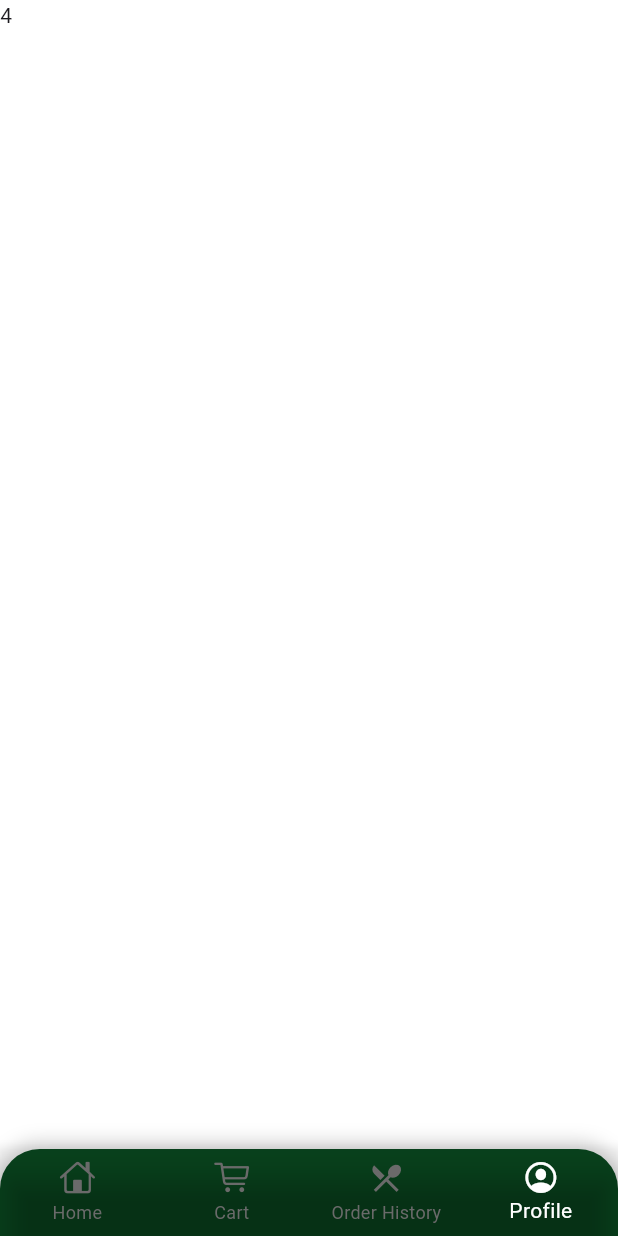
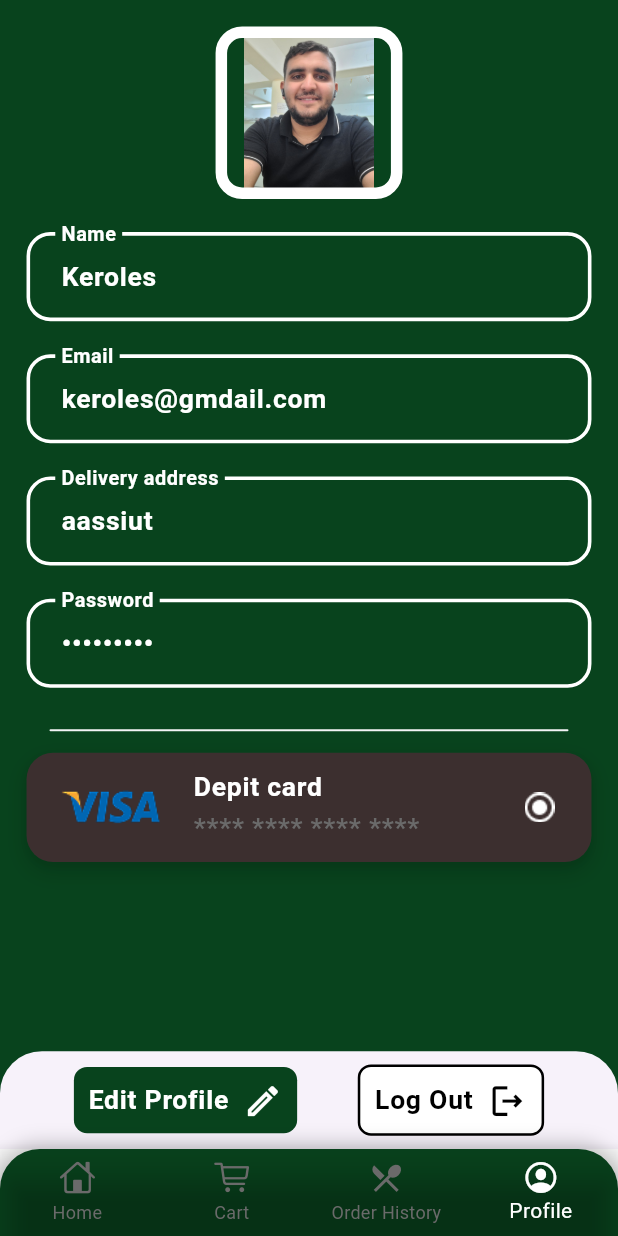
Before and after one commit to SWE-Keroles-Hany/hungry-app, a Flutter app: the screen it shows after launch, item 4 of the bottom bar chosen, on a phone screen of 412 x 824 dp. Run offline on Flutter 3.47's test engine with Material 3 defaults, Android fonts, the phone set to English and light mode, and no system bars; our stand-ins replace flutter_screenutil, flutter_svg; project files that could hold a hidden picture were left out.

Commit message:
profile tab ui

```diff
--- a/lib/features/checkout/presentation/widgets/custom_divider.dart
+++ b/lib/features/checkout/presentation/widgets/custom_divider.dart
@@ -9,7 +9,11 @@ class CustomDivider extends StatelessWidget {
   Widget build(BuildContext context) {
     return Padding(
       padding: EdgeInsets.symmetric(vertical: 8.h, horizontal: 16.w),
-      child: Divider(color: color, thickness: 2.h),
+      child: Divider(
+        radius: BorderRadius.circular(4.r),
+        color: color,
+        thickness: 1.5.h,
+      ),
     );
   }
 }
--- /dev/null
+++ b/lib/features/profile/presentation/screens/profile_tab.dart
@@ -0,0 +1,80 @@
+import 'package:flutter/material.dart';
+import 'package:flutter_screenutil/flutter_screenutil.dart';
+import 'package:hungry_app/core/theme/app_theme.dart';
+import 'package:hungry_app/features/checkout/presentation/widgets/custom_divider.dart';
+import 'package:hungry_app/features/checkout/presentation/widgets/visa_method.dart';
+import 'package:hungry_app/features/profile/presentation/widgets/edit_profile_button.dart';
+import 'package:hungry_app/features/profile/presentation/widgets/logout_button.dart';
+import 'package:hungry_app/features/profile/presentation/widgets/profile_info.dart';
+import 'package:hungry_app/features/profile/presentation/widgets/profile_picture.dart';
+
+class ProfileTab extends StatefulWidget {
+  const ProfileTab({super.key});
+
+  @override
+  State<ProfileTab> createState() => _ProfileTabState();
+}
+
+class _ProfileTabState extends State<ProfileTab> {
+  final TextEditingController nameController = TextEditingController(
+    text: "Keroles",
+  );
+
+  final TextEditingController emailController = TextEditingController(
+    text: "keroles@gmdail.com",
+  );
+
+  final TextEditingController addressController = TextEditingController(
+    text: "aassiut",
+  );
+
+  final TextEditingController passwordController = TextEditingController(
+    text: "0123221s1",
+  );
+
+  @override
+  Widget build(BuildContext context) {
+    final textTheme = Theme.of(context).textTheme;
+    return Scaffold(
+      backgroundColor: AppTheme.primaryColor,
+      body: Padding(
+        padding: EdgeInsets.all(20.r),
+        child: Column(
+          children: [
+            ProfilePicture(imgURL: "assets/images/profile.jpg"),
+            SizedBox(height: 25.h),
+            ProfileInfo(label: "Name", controller: nameController),
+            SizedBox(height: 25.h),
+            ProfileInfo(label: "Email", controller: emailController),
+            SizedBox(height: 25.h),
+            ProfileInfo(
+              label: "Delivery address",
+              controller: addressController,
+            ),
+            SizedBox(height: 25.h),
+            ProfileInfo(
+              label: "Password",
+              controller: passwordController,
+              isPasswordField: true,
+            ),
+            SizedBox(height: 15.h),
+            CustomDivider(color: AppTheme.lightGray),
+            // SizedBox(height: 25.h),
+            VisaMethod(isSelected: true),
+            // SizedBox(height: 25.h),
+          ],
+        ),
+      ),
+      bottomSheet: Container(
+        padding: EdgeInsets.all(10.h),
+        child: Row(
+          mainAxisAlignment: MainAxisAlignment.spaceEvenly,
+          children: [
+            GestureDetector(onTap: () {}, child: EditProfileButton()),
+            GestureDetector(onTap: () {}, child: LogoutButton()),
+          ],
+        ),
+      ),
+    );
+  }
+}
--- /dev/null
+++ b/lib/features/profile/presentation/widgets/edit_profile_button.dart
@@ -0,0 +1,36 @@
+import 'package:flutter/cupertino.dart';
+import 'package:flutter/material.dart';
+import 'package:flutter_screenutil/flutter_screenutil.dart';
+import 'package:hungry_app/core/theme/app_theme.dart';
+
+class EditProfileButton extends StatelessWidget {
+  const EditProfileButton({super.key});
+
+  @override
+  Widget build(BuildContext context) {
+    final TextTheme textTheme = Theme.of(context).textTheme;
+
+    return Container(
+      padding: EdgeInsets.symmetric(vertical: 10.h, horizontal: 10.w),
+      decoration: BoxDecoration(
+        color: AppTheme.primaryColor,
+        borderRadius: BorderRadius.circular(10.r),
+        // border:Border(),
+      ),
+      child: Row(
+        mainAxisAlignment: MainAxisAlignment.spaceEvenly,
+        children: [
+          Text(
+            "Edit Profile",
+            style: textTheme.labelMedium!.copyWith(
+              color: AppTheme.white,
+              fontWeight: FontWeight.bold,
+            ),
+          ),
+          SizedBox(width: 10.w),
+          Icon(Icons.edit_outlined, color: AppTheme.white, size: 30.r),
+        ],
+      ),
+    );
+  }
+}
--- /dev/null
+++ b/lib/features/profile/presentation/widgets/logout_button.dart
@@ -0,0 +1,35 @@
+import 'package:flutter/cupertino.dart';
+import 'package:flutter/material.dart';
+import 'package:flutter_screenutil/flutter_screenutil.dart';
+import 'package:hungry_app/core/theme/app_theme.dart';
+
+class LogoutButton extends StatelessWidget {
+  const LogoutButton({super.key});
+
+  @override
+  Widget build(BuildContext context) {
+    final TextTheme textTheme = Theme.of(context).textTheme;
+    return Container(
+      padding: EdgeInsets.symmetric(vertical: 10.h, horizontal: 10.w),
+      decoration: BoxDecoration(
+        color: AppTheme.white,
+        borderRadius: BorderRadius.circular(10.r),
+        border: Border.all(color: AppTheme.black, width: 1.75.w),
+      ),
+      child: Row(
+        mainAxisAlignment: MainAxisAlignment.spaceEvenly,
+        children: [
+          Text(
+            "Log Out",
+            style: textTheme.labelMedium!.copyWith(
+              color: AppTheme.black,
+              fontWeight: FontWeight.bold,
+            ),
+          ),
+          SizedBox(width: 10.w),
+          Icon(Icons.logout_outlined, color: AppTheme.black, size: 30.r),
+        ],
+      ),
+    );
+  }
+}
--- /dev/null
+++ b/lib/features/profile/presentation/widgets/profile_info.dart
@@ -0,0 +1,48 @@
+import 'package:flutter/material.dart';
+import 'package:flutter_screenutil/flutter_screenutil.dart';
+import 'package:hungry_app/core/theme/app_theme.dart';
+
+class ProfileInfo extends StatelessWidget {
+  const ProfileInfo({
+    super.key,
+    required this.label,
+    required this.controller,
+
+    this.isPasswordField = false,
+  });
+  final String label;
+  final bool isPasswordField;
+  final TextEditingController? controller;
+  @override
+  Widget build(BuildContext context) {
+    final TextTheme textTheme = Theme.of(context).textTheme;
+    return TextField(
+      style: textTheme.labelMedium!.copyWith(color: AppTheme.white),
+      controller: controller,
+      obscureText: isPasswordField,
+      // canRequestFocus: true,
+      autofocus: true,
+      readOnly: true,
+      decoration: InputDecoration(
+        contentPadding: EdgeInsets.only(left: 20.w, top: 40.h),
+        hintStyle: textTheme.labelMedium!.copyWith(color: AppTheme.white),
+        labelText: label,
+        labelStyle: textTheme.labelMedium!.copyWith(color: AppTheme.white),
+        focusedBorder: OutlineInputBorder(
+          borderSide: BorderSide(width: 2.5.w, color: AppTheme.white),
+          borderRadius: BorderRadius.circular(18.r),
+        ),
+        enabled: true,
+        enabledBorder: OutlineInputBorder(
+          borderSide: BorderSide(width: 2.5.w, color: AppTheme.white),
+          borderRadius: BorderRadius.circular(18.r),
+        ),
+        border: OutlineInputBorder(
+          borderSide: BorderSide(width: 2.5.w, color: AppTheme.white),
+
+          borderRadius: BorderRadius.circular(18.r),
+        ),
+      ),
+    );
+  }
+}
--- /dev/null
+++ b/lib/features/profile/presentation/widgets/profile_picture.dart
@@ -0,0 +1,21 @@
+import 'package:flutter/material.dart';
+import 'package:flutter_screenutil/flutter_screenutil.dart';
+import 'package:hungry_app/core/theme/app_theme.dart';
+
+class ProfilePicture extends StatelessWidget {
+  const ProfilePicture({required this.imgURL, super.key});
+  final String imgURL;
+
+  @override
+  Widget build(BuildContext context) {
+    return Container(
+      width: 130.w,
+      height: 130.h,
+      decoration: BoxDecoration(
+        image: DecorationImage(image: AssetImage(imgURL)),
+        borderRadius: BorderRadius.circular(20.r),
+        border: Border.all(color: AppTheme.white, width: 8.w),
+      ),
+    );
+  }
+}
--- a/lib/home_screen.dart
+++ b/lib/home_screen.dart
@@ -4,6 +4,7 @@ import 'package:flutter_screenutil/flutter_screenutil.dart';
 import 'package:hungry_app/core/theme/app_theme.dart';
 import 'package:hungry_app/features/cart/presentation/widgets/cart_tab.dart';
 import 'package:hungry_app/features/products/presentation/widgets/home_tab.dart';
+import 'package:hungry_app/features/profile/presentation/screens/profile_tab.dart';
 
 class HomeScreen extends StatefulWidget {
   static const String routeName = "HomeScreen";
@@ -17,7 +18,7 @@ class HomeScreen extends StatefulWidget {
 class _HomeScreenState extends State<HomeScreen> {
   int selectedTab = 0;
 
-  final List<Widget> tabs = [HomeTab(), CartTab(), Text("3"), Text("4")];
+  final List<Widget> tabs = [HomeTab(), CartTab(), Text("3"), ProfileTab()];
 
   @override
   Widget build(BuildContext context) {
```
Also changed, not shown: assets/images/profile.jpg (added).
